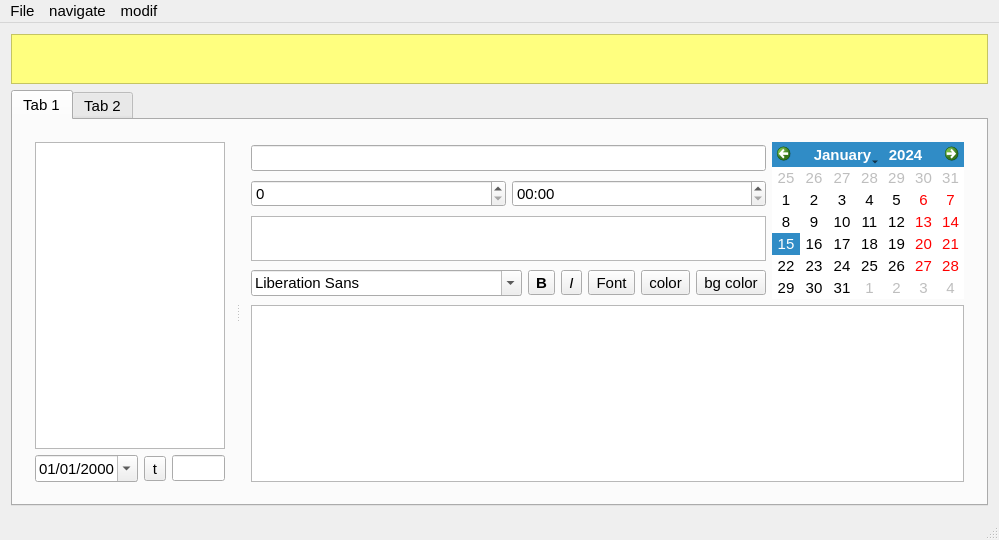
Above: src/mainwindow.ui from jleahred/mqtodo before the change. Below: the same form after it.
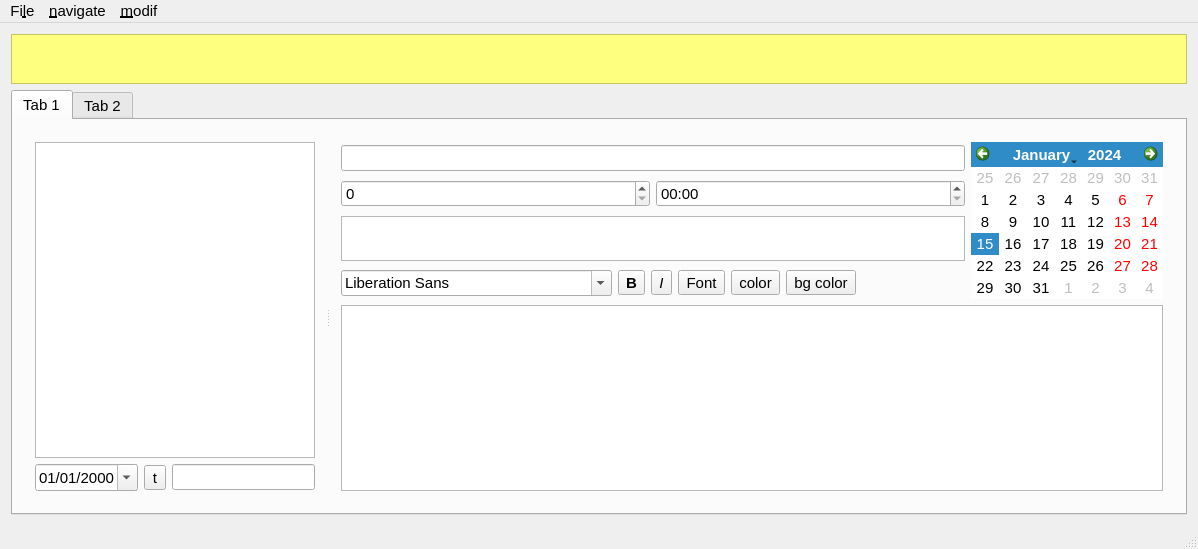
That is the form after the change.

Patch:
```diff
--- a/src/mainwindow.ui
+++ b/src/mainwindow.ui
@@ -6,8 +6,8 @@
    <rect>
     <x>0</x>
     <y>0</y>
-    <width>999</width>
-    <height>540</height>
+    <width>1198</width>
+    <height>549</height>
    </rect>
   </property>
   <property name="font">
@@ -314,13 +314,13 @@
     <rect>
      <x>0</x>
      <y>0</y>
-     <width>999</width>
-     <height>18</height>
+     <width>1198</width>
+     <height>30</height>
     </rect>
    </property>
    <widget class="QMenu" name="menuNew_todo">
     <property name="title">
-     <string>File</string>
+     <string>Fi&amp;le</string>
     </property>
     <addaction name="actionNew_todo"/>
     <addaction name="actionDelete_todo"/>
@@ -332,7 +332,7 @@
    </widget>
    <widget class="QMenu" name="menuNavigate">
     <property name="title">
-     <string>navigate</string>
+     <string>&amp;navigate</string>
     </property>
     <addaction name="actionUp"/>
     <addaction name="actionDown"/>
@@ -342,7 +342,7 @@
    </widget>
    <widget class="QMenu" name="menuModif">
     <property name="title">
-     <string>modif</string>
+     <string>&amp;modif</string>
     </property>
     <addaction name="actionUp_priority"/>
     <addaction name="actionDown_priority"/>
```
Left out of the diff: 24 changed lines with no effect on the pictures.
